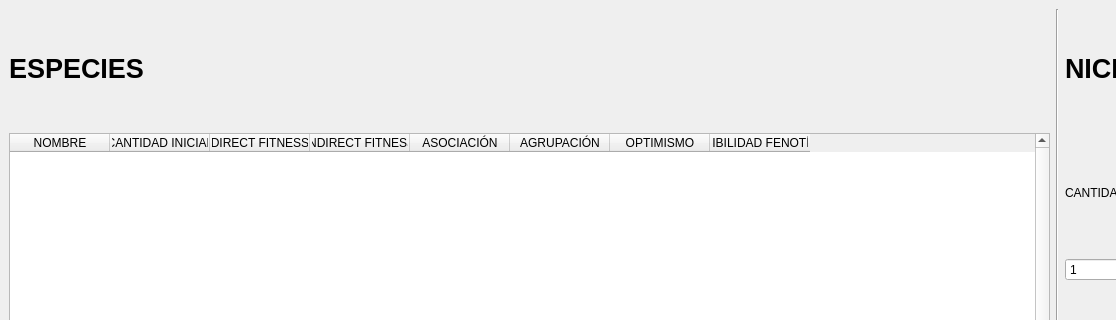
Above: AUTOMATA_CELULAR.ui from Charliek794/CA before the change; both pictures show x 0 to 1116 and y 0 to 320 of the 1308 by 809 pixel window. Below: the same form after it.
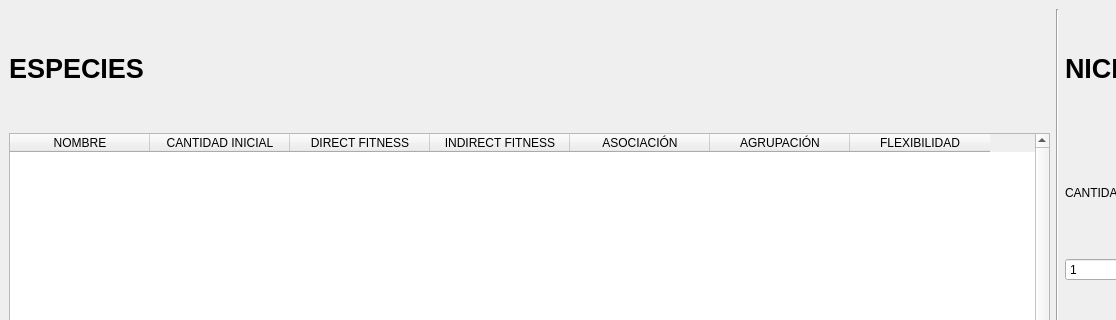
That is the form after the change.

What changed in the file:
```diff
--- a/AUTOMATA_CELULAR.ui
+++ b/AUTOMATA_CELULAR.ui
@@ -101,8 +101,11 @@
        <number>0</number>
       </property>
       <property name="columnCount">
-       <number>8</number>
+       <number>7</number>
       </property>
+      <attribute name="horizontalHeaderDefaultSectionSize">
+       <number>140</number>
+      </attribute>
       <column>
        <property name="text">
         <string>NOMBRE</string>
@@ -135,12 +138,7 @@
       </column>
       <column>
        <property name="text">
-        <string>OPTIMISMO</string>
-       </property>
-      </column>
-      <column>
-       <property name="text">
-        <string>FLEXIBILIDAD FENOTÍPICA</string>
+        <string>FLEXIBILIDAD</string>
        </property>
       </column>
      </widget>
```
Left out of the diff: 2 changed lines with no effect on the pictures.
